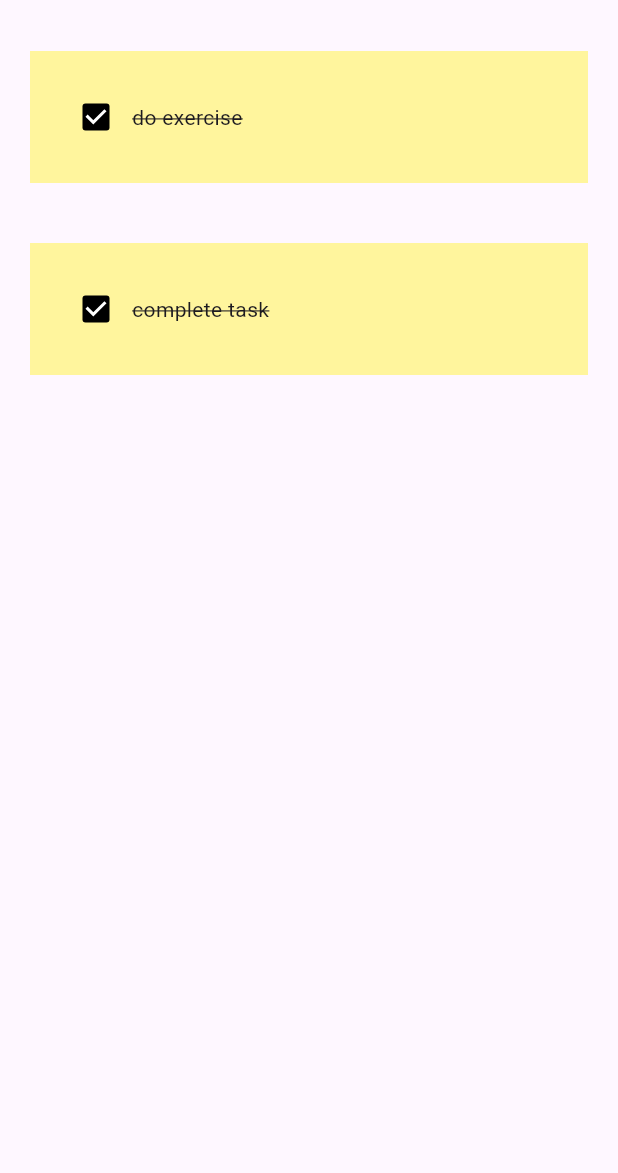
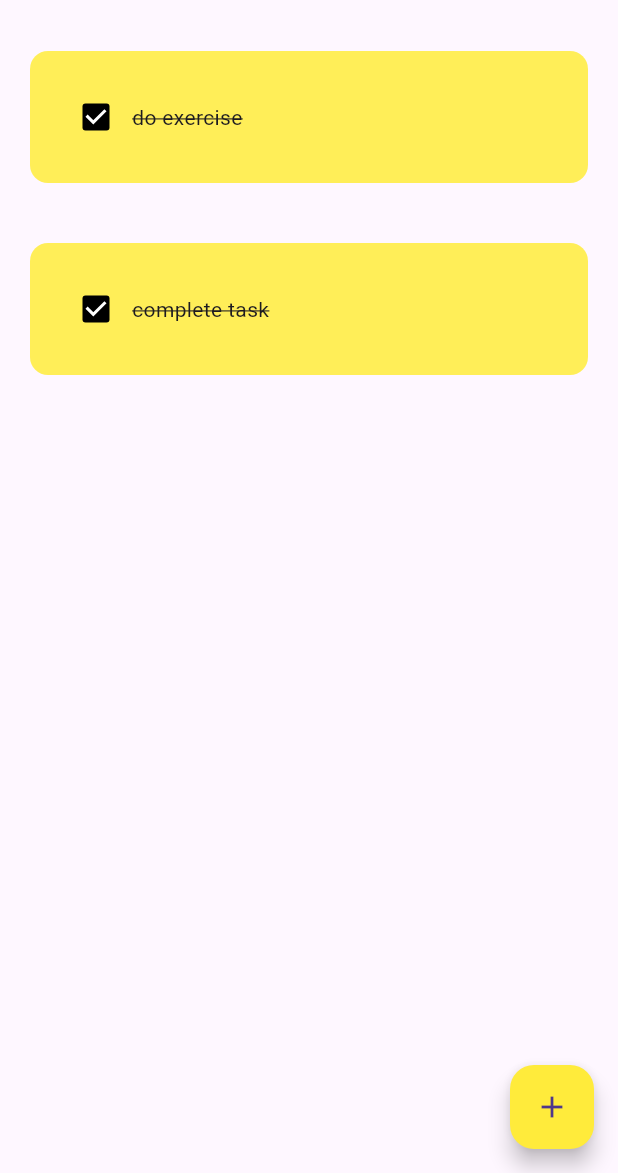
Before and after one commit to aliazeemabbas/my_todo_app, a Flutter app: the screen it shows after launch, on a phone screen of 412 x 824 dp, the part 63-1236 px from its top. Run offline on Flutter 3.47's test engine with Material 3 defaults, Android fonts, the phone set to English and light mode, and no system bars.

```diff
--- a/lib/home_page.dart
+++ b/lib/home_page.dart
@@ -1,5 +1,7 @@
+// ignore_for_file: non_constant_identifier_names
 import 'package:flutter/material.dart';
 
+import 'dialog_box.dart';
 import 'todo_tile.dart';
 
 class HomePage extends StatefulWidget {
@@ -21,11 +23,25 @@ class _HomePageState extends State<HomePage> {
     });
   }
 
+  void createTask() {
+    showDialog(
+      context: context,
+      builder: (context) {
+        return DialogBox();
+      },
+    );
+  }
+
   @override
   Widget build(BuildContext context) {
     return Scaffold(
         appBar: AppBar(
-          title: Text('To Do'),
+          title: const Text('To Do'),
+        ),
+        floatingActionButton: FloatingActionButton(
+          onPressed: createTask,
+          child: Icon(Icons.add),
+          backgroundColor: Colors.yellow,
         ),
         body: ListView.builder(
           itemCount: ToDoList.length,
--- a/lib/main.dart
+++ b/lib/main.dart
@@ -11,7 +11,7 @@ class MyApp extends StatelessWidget {
 
   @override
   Widget build(BuildContext context) {
-    return MaterialApp(
+    return const MaterialApp(
       home: HomePage(),
     );
   }
--- a/lib/todo_tile.dart
+++ b/lib/todo_tile.dart
@@ -1,3 +1,4 @@
+// ignore_for_file: must_be_immutable
 import 'package:flutter/material.dart';
 
 class ToDoTile extends StatelessWidget {
@@ -17,12 +18,15 @@ class ToDoTile extends StatelessWidget {
     return Padding(
       padding: const EdgeInsets.all(20.0),
       child: Container(
-        color: Colors.yellow[200],
-        padding: EdgeInsets.only(
+        padding: const EdgeInsets.only(
           top: 20,
           right: 20,
           left: 20,
           bottom: 20,
+        ),
+        decoration: BoxDecoration(
+          color: Colors.yellow[400],
+          borderRadius: BorderRadius.circular(12),
         ),
         child: Row(
           children: [
```
Also changed, not shown: lib/dialog_box.dart (added, +15 -0 lines).
